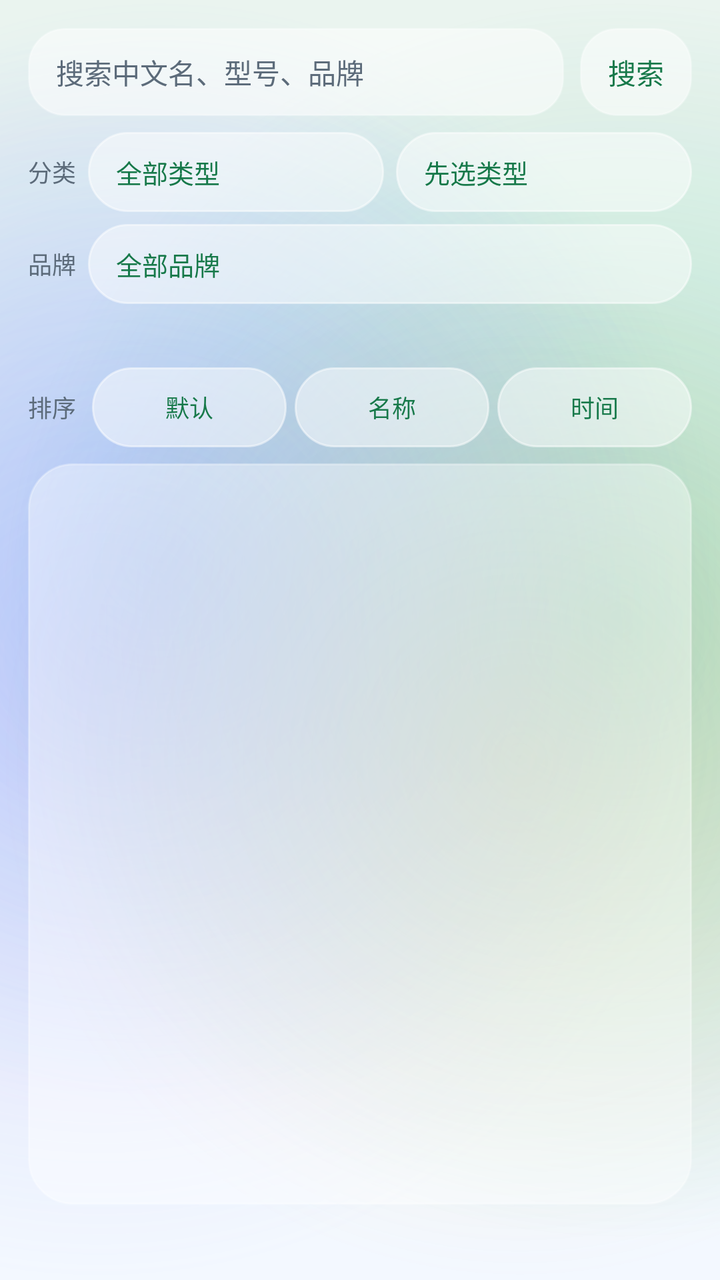
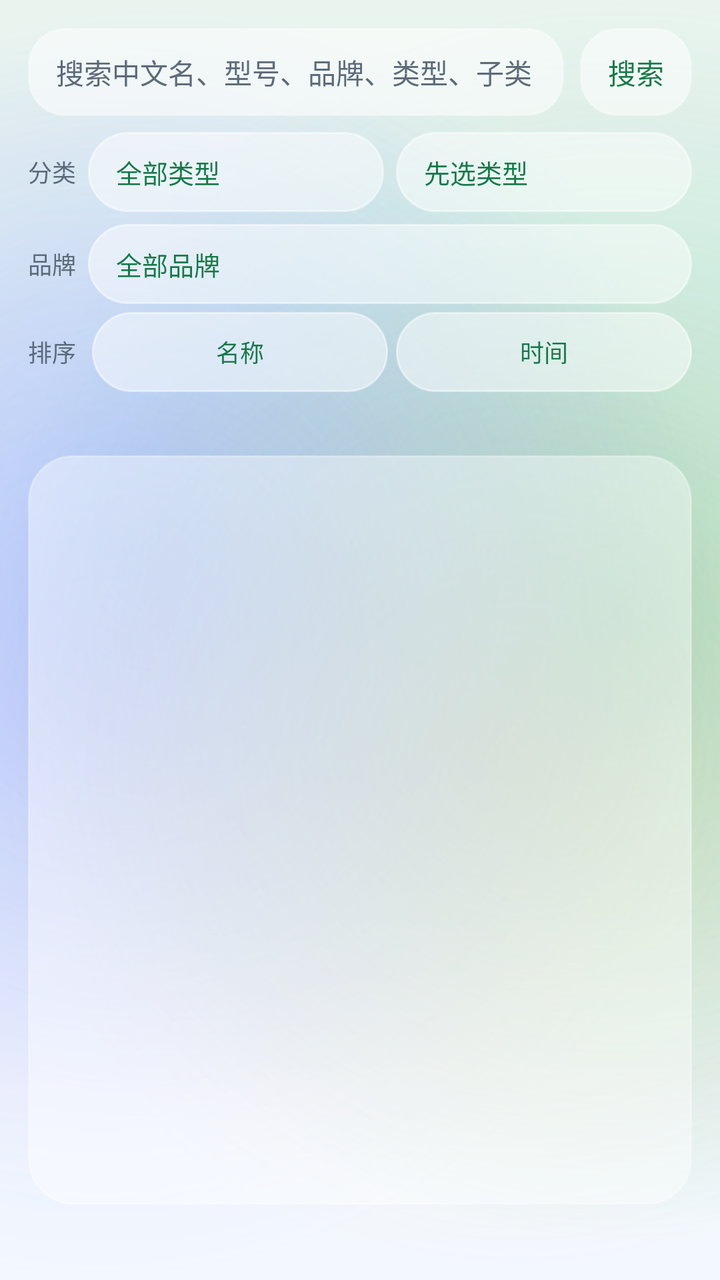

Screens rendered from an Android XML layout before and after an edit, with the pre-edit source and the edit as a unified diff.
<!-- AndroidManifest.xml: application theme Theme.MijiaSim -->
<!-- res/layout/activity_model_library.xml -->
<?xml version="1.0" encoding="utf-8"?>
<LinearLayout xmlns:android="http://schemas.android.com/apk/res/android"
    android:layout_width="match_parent"
    android:layout_height="match_parent"
    android:focusable="true"
    android:focusableInTouchMode="true"
    android:orientation="vertical"
    android:padding="14dp">

    <LinearLayout
        android:layout_width="match_parent"
        android:layout_height="wrap_content"
        android:gravity="center_vertical"
        android:orientation="horizontal">

        <EditText
            android:id="@+id/input_model_query"
            android:layout_width="0dp"
            android:layout_height="44dp"
            android:layout_weight="1"
            android:background="@drawable/bg_glass_input"
            android:gravity="center_vertical"
            android:hint="@string/hint_model_search"
            android:inputType="text"
            android:maxLines="1"
            android:paddingLeft="14dp"
            android:paddingRight="14dp"
            android:textColor="@color/ink"
            android:textColorHint="@color/ink_muted"
            android:textSize="14sp" />

        <Button
            android:id="@+id/btn_search_online"
            style="@style/Widget.MijiaSim.Button.Pill"
            android:layout_width="wrap_content"
            android:layout_height="44dp"
            android:layout_marginStart="8dp"
            android:background="@drawable/bg_glass_input_button"
            android:text="@string/action_search_online"
            android:textSize="14sp" />
    </LinearLayout>

    
    <LinearLayout
        android:id="@+id/filter_summary"
        android:layout_width="match_parent"
        android:layout_height="44dp"
        android:layout_marginTop="8dp"
        android:background="@drawable/bg_glass_input_button"
        android:clickable="true"
        android:focusable="true"
        android:gravity="center_vertical"
        android:orientation="horizontal"
        android:paddingLeft="14dp"
        android:paddingRight="12dp"
        android:visibility="gone">

        <TextView
            android:id="@+id/filter_summary_text"
            android:layout_width="0dp"
            android:layout_height="wrap_content"
            android:layout_weight="1"
            android:ellipsize="end"
            android:maxLines="2"
            android:textColor="@color/ink"
            android:textSize="13sp" />

        <TextView
            android:layout_width="32dp"
            android:layout_height="32dp"
            android:gravity="center"
            android:text="@string/status_arrow_closed"
            android:textColor="@color/ink_muted"
            android:textSize="14sp" />
    </LinearLayout>

    
    <LinearLayout
        android:id="@+id/filter_panel"
        android:layout_width="match_parent"
        android:layout_height="wrap_content"
        android:orientation="vertical">

    <LinearLayout
        android:layout_width="match_parent"
        android:layout_height="wrap_content"
        android:layout_marginTop="8dp"
        android:gravity="center_vertical"
        android:orientation="horizontal">

        <TextView
            android:layout_width="wrap_content"
            android:layout_height="wrap_content"
            android:paddingEnd="6dp"
            android:text="@string/label_cat"
            android:textColor="@color/ink_muted"
            android:textSize="12sp" />

        <Button
            android:id="@+id/btn_pick_cat"
            style="@style/Widget.MijiaSim.Button.Pill"
            android:layout_width="0dp"
            android:layout_height="wrap_content"
            android:layout_weight="1"
            android:gravity="start|center_vertical"
            android:minWidth="0dp"
            android:text="@string/filter_all_cats"
            android:textSize="13sp" />

        <Button
            android:id="@+id/btn_pick_sub"
            style="@style/Widget.MijiaSim.Button.Pill"
            android:layout_width="0dp"
            android:layout_height="wrap_content"
            android:layout_marginStart="6dp"
            android:layout_weight="1"
            android:gravity="start|center_vertical"
            android:minWidth="0dp"
            android:text="@string/filter_pick_cat_first"
            android:textSize="13sp" />
    </LinearLayout>

    
    <LinearLayout
        android:layout_width="match_parent"
        android:layout_height="wrap_content"
        android:layout_marginTop="6dp"
        android:gravity="center_vertical"
        android:orientation="horizontal">

        <TextView
            android:layout_width="wrap_content"
            android:layout_height="wrap_content"
            android:paddingEnd="6dp"
            android:text="@string/label_brand"
            android:textColor="@color/ink_muted"
            android:textSize="12sp" />

        <Button
            android:id="@+id/btn_pick_brand"
            style="@style/Widget.MijiaSim.Button.Pill"
            android:layout_width="0dp"
            android:layout_height="wrap_content"
            android:layout_weight="1"
            android:gravity="start|center_vertical"
            android:minWidth="0dp"
            android:text="@string/filter_all_brands"
            android:textSize="13sp" />
    </LinearLayout>

    
    <TextView
        android:id="@+id/library_hint"
        android:layout_width="match_parent"
        android:layout_height="wrap_content"
        android:paddingStart="4dp"
        android:paddingTop="8dp"
        android:paddingEnd="4dp"
        android:paddingBottom="2dp"
        android:textColor="@color/ink_muted"
        android:textSize="13sp" />

    
    <LinearLayout
        android:layout_width="match_parent"
        android:layout_height="wrap_content"
        android:layout_marginTop="4dp"
        android:gravity="center_vertical"
        android:orientation="horizontal">

        <TextView
            android:layout_width="wrap_content"
            android:layout_height="wrap_content"
            android:paddingEnd="4dp"
            android:text="@string/label_sort"
            android:textColor="@color/ink_muted"
            android:textSize="12sp" />

        <Button
            android:id="@+id/btn_sort_default"
            style="@style/Widget.MijiaSim.Button.Pill"
            android:layout_width="0dp"
            android:layout_height="wrap_content"
            android:layout_marginStart="4dp"
            android:layout_weight="1"
            android:minWidth="0dp"
            android:text="@string/sort_default"
            android:textSize="12sp" />

        <Button
            android:id="@+id/btn_sort_name"
            style="@style/Widget.MijiaSim.Button.Pill"
            android:layout_width="0dp"
            android:layout_height="wrap_content"
            android:layout_marginStart="4dp"
            android:layout_weight="1"
            android:minWidth="0dp"
            android:text="@string/sort_name"
            android:textSize="12sp" />

        <Button
            android:id="@+id/btn_sort_time"
            style="@style/Widget.MijiaSim.Button.Pill"
            android:layout_width="0dp"
            android:layout_height="wrap_content"
            android:layout_marginStart="4dp"
            android:layout_weight="1"
            android:minWidth="0dp"
            android:text="@string/sort_time"
            android:textSize="12sp" />
    </LinearLayout>
    </LinearLayout>

    <androidx.recyclerview.widget.RecyclerView
        android:id="@+id/model_list"
        android:layout_width="match_parent"
        android:layout_height="0dp"
        android:layout_marginTop="8dp"
        android:layout_weight="1"
        android:background="@drawable/bg_glass_card_soft"
        android:padding="4dp"
        android:scrollbars="vertical" />

    <TextView
        android:id="@+id/online_result"
        android:layout_width="match_parent"
        android:layout_height="wrap_content"
        android:maxLines="4"
        android:paddingStart="4dp"
        android:paddingTop="6dp"
        android:scrollbars="vertical"
        android:textColor="@color/ink_muted"
        android:textSize="13sp" />

</LinearLayout>
<!-- resources referenced by this layout -->
<resources>
  <color name="ink">#FF1B1F24</color>
  <color name="ink_muted">#FF5C6B7A</color>
  <!-- drawable bg_glass_card_soft (drawable) -->
  <?xml version="1.0" encoding="utf-8"?>
  <shape xmlns:android="http://schemas.android.com/apk/res/android"
      android:shape="rectangle">
      <solid android:color="@color/glass_soft" />
      <corners android:radius="22dp" />
      <stroke
          android:width="1dp"
          android:color="@color/glass_stroke_soft" />
  </shape>
  <string name="action_search_online">搜索</string>
  <string name="filter_all_brands">全部品牌</string>
  <string name="filter_all_cats">全部类型</string>
  <string name="filter_pick_cat_first">先选类型</string>
  <string name="hint_model_search">搜索中文名、型号、品牌</string>
  <string name="label_brand">品牌</string>
  <string name="label_cat">分类</string>
  <string name="label_sort">排序</string>
  <string name="sort_default">默认</string>
  <string name="sort_name">名称</string>
  <string name="sort_time">时间</string>
  <string name="status_arrow_closed">▸</string>
  <color name="glass_soft">#66FFFFFF</color>
  <color name="glass_stroke_soft">#4DFFFFFF</color>
  <color name="glass_input_fill">#8CFFFFFF</color>
  <color name="accent">#FF2bb673</color>
  <color name="pill_pressed">#B3FFFFFF</color>
  <color name="glass_stroke">#80FFFFFF</color>
  <color name="pill_disabled">#40FFFFFF</color>
  <color name="accent_deep">#FF17794A</color>
  <color name="liquid_sky">#FFF3F8FF</color>
  <style name="Widget.MijiaSim.ActionBar" parent="Widget.AppCompat.ActionBar.Solid">
          <item name="background">@android:color/transparent</item>
          <item name="elevation">0dp</item>
          
          <item name="contentInsetStart">14dp</item>
          <item name="titleTextStyle">@style/TextAppearance.MijiaSim.ActionBar.Title</item>
          <item name="subtitleTextStyle">@style/TextAppearance.MijiaSim.ActionBar.Subtitle</item>
      </style>
  <style name="ThemeOverlay.MijiaSim.ActionBar" parent="ThemeOverlay.AppCompat.Light">
          <item name="colorControlNormal">@color/ink</item>
          <item name="android:textColorPrimary">@color/ink</item>
      </style>
  <style name="ThemeOverlay.MijiaSim.Dialog" parent="ThemeOverlay.AppCompat.Dialog.Alert">
          <item name="android:windowBackground">@drawable/bg_glass_dialog</item>
          <item name="colorControlNormal">@color/ink_muted</item>
          <item name="colorControlActivated">@color/accent</item>
          <item name="colorAccent">@color/accent_deep</item>
          <item name="android:textColorPrimary">@color/ink</item>
          <item name="android:textColorSecondary">@color/ink_muted</item>
      </style>
  <color name="pill_fill">#80FFFFFF</color>
  <color name="liquid_mist">#FFEAF4EF</color>
  <color name="blob_mint">#552BB673</color>
  <color name="blob_blue">#4D4C9AFF</color>
  <color name="blob_violet">#3D8E7CFF</color>
  <color name="blob_amber">#2EF2A33C</color>
  <style name="TextAppearance.MijiaSim.ActionBar.Title" parent="TextAppearance.AppCompat.Widget.ActionBar.Title">
          <item name="android:textColor">@color/ink</item>
          <item name="android:textSize">20sp</item>
          <item name="android:textStyle">bold</item>
          <item name="android:letterSpacing">0.01</item>
      </style>
  <style name="TextAppearance.MijiaSim.ActionBar.Subtitle" parent="TextAppearance.AppCompat.Widget.ActionBar.Subtitle">
          <item name="android:textColor">@color/ink_muted</item>
      </style>
  <!-- drawable bg_glass_dialog (drawable) -->
  <?xml version="1.0" encoding="utf-8"?>
  <shape xmlns:android="http://schemas.android.com/apk/res/android"
      android:shape="rectangle">
      <solid android:color="@color/dialog_fill" />
      <corners android:radius="28dp" />
      <stroke
          android:width="1dp"
          android:color="@color/glass_stroke" />
  </shape>
  <color name="dialog_fill">#F7FFFFFF</color>
  <!-- unchanged entries left out for length: 6 -->
</resources>

<!-- the commit's change to res/layout/activity_model_library.xml (unified diff, before → after) -->
@@ -149,66 +149,54 @@
     </LinearLayout>
 
     
+    <LinearLayout
+        android:layout_width="match_parent"
+        android:layout_height="wrap_content"
+        android:layout_marginTop="4dp"
+        android:gravity="center_vertical"
+        android:orientation="horizontal">
+
+        <TextView
+            android:layout_width="wrap_content"
+            android:layout_height="wrap_content"
+            android:paddingEnd="4dp"
+            android:text="@string/label_sort"
+            android:textColor="@color/ink_muted"
+            android:textSize="12sp" />
+
+        <Button
+            android:id="@+id/btn_sort_name"
+            style="@style/Widget.MijiaSim.Button.Pill"
+            android:layout_width="0dp"
+            android:layout_height="wrap_content"
+            android:layout_marginStart="4dp"
+            android:layout_weight="1"
+            android:minWidth="0dp"
+            android:text="@string/sort_name"
+            android:textSize="12sp" />
+
+        <Button
+            android:id="@+id/btn_sort_time"
+            style="@style/Widget.MijiaSim.Button.Pill"
+            android:layout_width="0dp"
+            android:layout_height="wrap_content"
+            android:layout_marginStart="4dp"
+            android:layout_weight="1"
+            android:minWidth="0dp"
+            android:text="@string/sort_time"
+            android:textSize="12sp" />
+    </LinearLayout>
+
+    
     <TextView
         android:id="@+id/library_hint"
         android:layout_width="match_parent"
         android:layout_height="wrap_content"
         android:paddingStart="4dp"
-        android:paddingTop="8dp"
+        android:paddingTop="6dp"
         android:paddingEnd="4dp"
-        android:paddingBottom="2dp"
         android:textColor="@color/ink_muted"
         android:textSize="13sp" />
-
-    
-    <LinearLayout
-        android:layout_width="match_parent"
-        android:layout_height="wrap_content"
-        android:layout_marginTop="4dp"
-        android:gravity="center_vertical"
-        android:orientation="horizontal">
-
-        <TextView
-            android:layout_width="wrap_content"
-            android:layout_height="wrap_content"
-            android:paddingEnd="4dp"
-            android:text="@string/label_sort"
-            android:textColor="@color/ink_muted"
-            android:textSize="12sp" />
-
-        <Button
-            android:id="@+id/btn_sort_default"
-            style="@style/Widget.MijiaSim.Button.Pill"
-            android:layout_width="0dp"
-            android:layout_height="wrap_content"
-            android:layout_marginStart="4dp"
-            android:layout_weight="1"
-            android:minWidth="0dp"
-            android:text="@string/sort_default"
-            android:textSize="12sp" />
-
-        <Button
-            android:id="@+id/btn_sort_name"
-            style="@style/Widget.MijiaSim.Button.Pill"
-            android:layout_width="0dp"
-            android:layout_height="wrap_content"
-            android:layout_marginStart="4dp"
-            android:layout_weight="1"
-            android:minWidth="0dp"
-            android:text="@string/sort_name"
-            android:textSize="12sp" />
-
-        <Button
-            android:id="@+id/btn_sort_time"
-            style="@style/Widget.MijiaSim.Button.Pill"
-            android:layout_width="0dp"
-            android:layout_height="wrap_content"
-            android:layout_marginStart="4dp"
-            android:layout_weight="1"
-            android:minWidth="0dp"
-            android:text="@string/sort_time"
-            android:textSize="12sp" />
-    </LinearLayout>
     </LinearLayout>
 
     <androidx.recyclerview.widget.RecyclerView
<!-- resource entries referenced after the edit -->
@@ -16,11 +16,10 @@
   <string name="filter_all_brands">全部品牌</string>
   <string name="filter_all_cats">全部类型</string>
   <string name="filter_pick_cat_first">先选类型</string>
-  <string name="hint_model_search">搜索中文名、型号、品牌</string>
+  <string name="hint_model_search">搜索中文名、型号、品牌、类型、子类</string>
   <string name="label_brand">品牌</string>
   <string name="label_cat">分类</string>
   <string name="label_sort">排序</string>
-  <string name="sort_default">默认</string>
   <string name="sort_name">名称</string>
   <string name="sort_time">时间</string>
   <string name="status_arrow_closed">▸</string>
